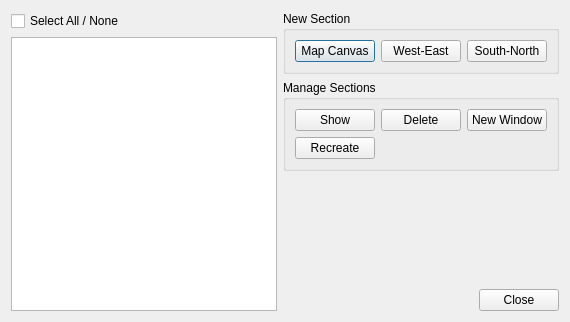
Before: the Qt Designer form sectionmanager_dialog_base.ui in rolandhill/geoscience, drawn with Qt 5.
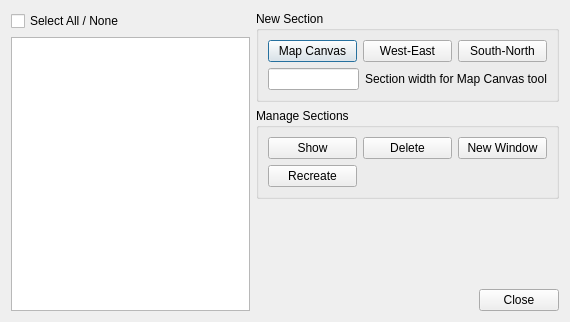
After: the same form once the commit is applied.

Commit message: Fix jagged downhole data lines. Move section width for Map Canvas Tool to preceding dialog. Fix half section width each side.

Patch:
```diff
--- a/sectionmanager_dialog_base.ui
+++ b/sectionmanager_dialog_base.ui
@@ -41,7 +41,12 @@
        <property name="title">
         <string>New Section</string>
        </property>
+       <layout class="QVBoxLayout" name="verticalLayout_3">
+        <item>
        <layout class="QHBoxLayout" name="horizontalLayout_2">
+          <property name="topMargin">
+           <number>0</number>
+          </property>
         <item>
          <widget class="QPushButton" name="pbMapCanvas">
           <property name="text">
@@ -62,6 +67,32 @@
            <string>South-North</string>
           </property>
          </widget>
+          </item>
+         </layout>
+        </item>
+        <item>
+         <layout class="QHBoxLayout" name="horizontalLayout_4">
+          <property name="topMargin">
+           <number>0</number>
+          </property>
+          <item>
+           <widget class="QLineEdit" name="leSectionWidth">
+            <property name="sizePolicy">
+             <sizepolicy hsizetype="Expanding" vsizetype="Fixed">
+              <horstretch>0</horstretch>
+              <verstretch>0</verstretch>
+             </sizepolicy>
+            </property>
+           </widget>
+          </item>
+          <item>
+           <widget class="QLabel" name="label">
+            <property name="text">
+             <string>Section width for Map Canvas tool</string>
+            </property>
+           </widget>
+          </item>
+         </layout>
         </item>
        </layout>
       </widget>
```
Lines whose indentation alone changed are shown as unchanged. The commit also changes 6 other files.
